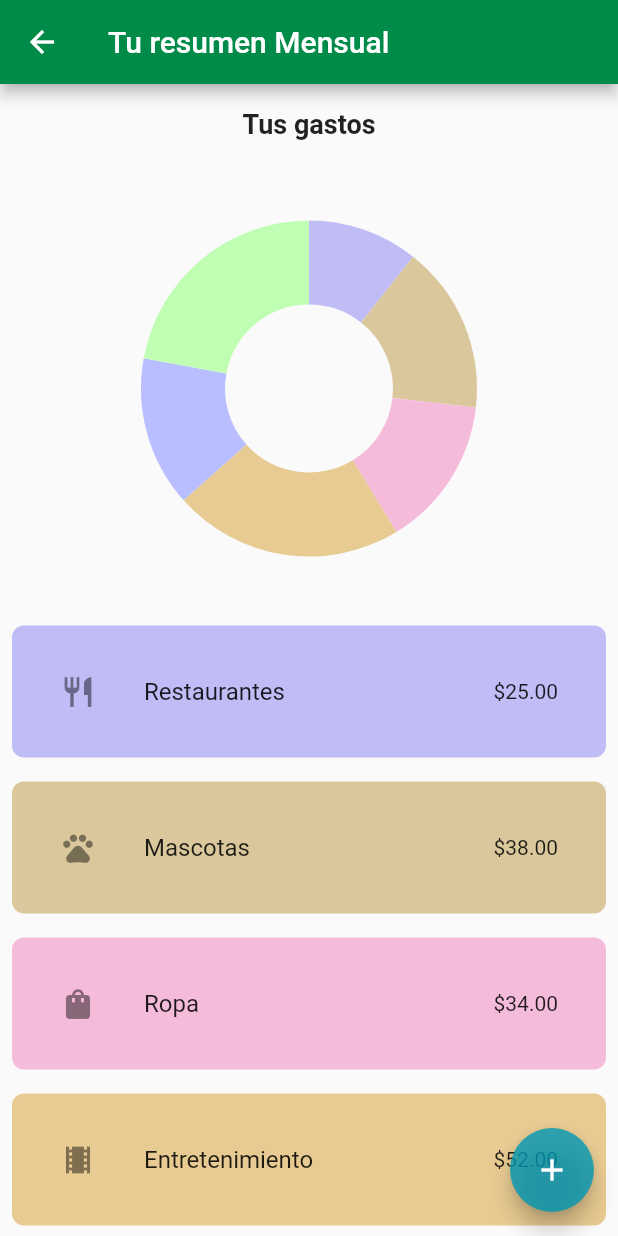
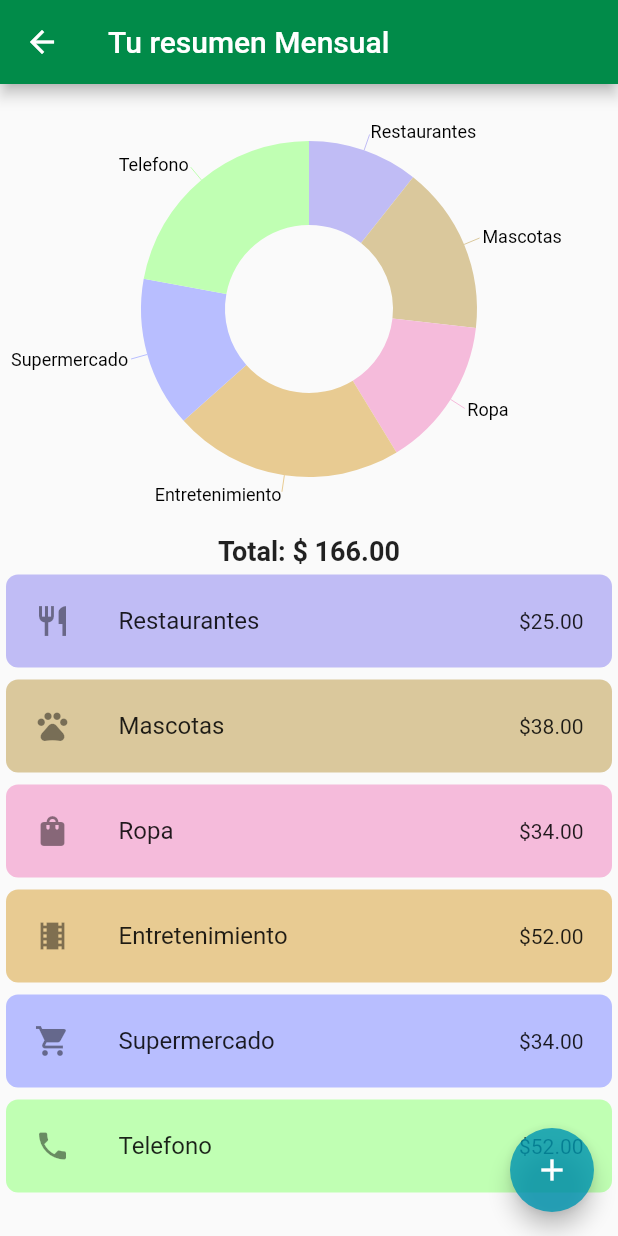
Before and after one commit to michellenaour/moma, a Flutter app: the PersonalFinancePage screen opened directly, on a phone screen of 412 x 824 dp. Run offline on Flutter 3.47's test engine with Material 2 defaults, Android fonts, the phone set to English and light mode, and no system bars; our stand-ins replace charts_flutter, flutter_clean_architecture, syncfusion_flutter_charts.

Commit message:
etiquetas en el grafico de donut

```diff
--- a/lib/app/pages/principal/PersonalFinance.dart
+++ b/lib/app/pages/principal/PersonalFinance.dart
@@ -28,26 +28,33 @@ class PersonalFinancePage extends StatelessWidget {
       ),
       body: Column(
         children: [
-          const Padding(
-            padding: EdgeInsets.all(16.0),
+          Container(
+            child: SfCircularChart(series: <CircularSeries>[
+              // Renders doughnut chart
+              DoughnutSeries<ChartData, String>(
+
+                  dataSource: chartData,
+                  pointColorMapper: (ChartData data, _) => data.color,
+                  xValueMapper: (ChartData data, _) => data.x,
+                  yValueMapper: (ChartData data, _) => data.y,
+                  dataLabelMapper: (ChartData data, _) => data.x,
+                  dataLabelSettings: DataLabelSettings(
+                                    isVisible: true,
+                                    labelPosition: ChartDataLabelPosition.outside,
+                                    // Renders background rectangle and fills it with series color
+                                    useSeriesColor: true
+                                ))
+            ]),
+          ),
+           const Padding(
+            padding: EdgeInsets.all(1.0),
             child: Text(
-              'Tus gastos',
+              'Total: \$ 166.00',
               style: TextStyle(
                 fontSize: 18,
                 fontWeight: FontWeight.bold,
               ),
             ),
-          ),
-          Container(
-            child: SfCircularChart(series: <CircularSeries>[
-              // Renders doughnut chart
-              DoughnutSeries<ChartData, String>(
-                  dataSource: chartData,
-                  pointColorMapper: (ChartData data, _) => data.color,
-                  xValueMapper: (ChartData data, _) => data.x,
-                  yValueMapper: (ChartData data, _) => data.y),
-
-            ]),
           ),
           Expanded(
             child: ListView.builder(
@@ -55,8 +62,8 @@ class PersonalFinancePage extends StatelessWidget {
               itemBuilder: (context, index) {
                 final expense = chartData[index];
                 return Container(
-                  margin: EdgeInsets.all(8.0),
-                  padding: EdgeInsets.all(16.0),
+                  margin: EdgeInsets.all(4.0),
+                  padding: EdgeInsets.all(3.0),
                   decoration: BoxDecoration(
                     color: expense.color,
                     borderRadius: BorderRadius.circular(8.0),
@@ -70,6 +77,7 @@ class PersonalFinancePage extends StatelessWidget {
               },
             ),
           ),
+
         ],
       ),
       floatingActionButton: FloatingActionButton(
--- a/lib/app/pages/principal/gasto.dart
+++ b/lib/app/pages/principal/gasto.dart
@@ -88,7 +88,7 @@ class _AddExpensePageState extends State<AddExpensePage> {
                     context: context,
                     builder: (context) => AlertDialog(
                       title: Text('Error'),
-                      content: Text('Please enter a valid amount and select a category.'),
+                      content: Text('Ingrese un Monto'),
                       actions: [
                         TextButton(
                           onPressed: () {
```
